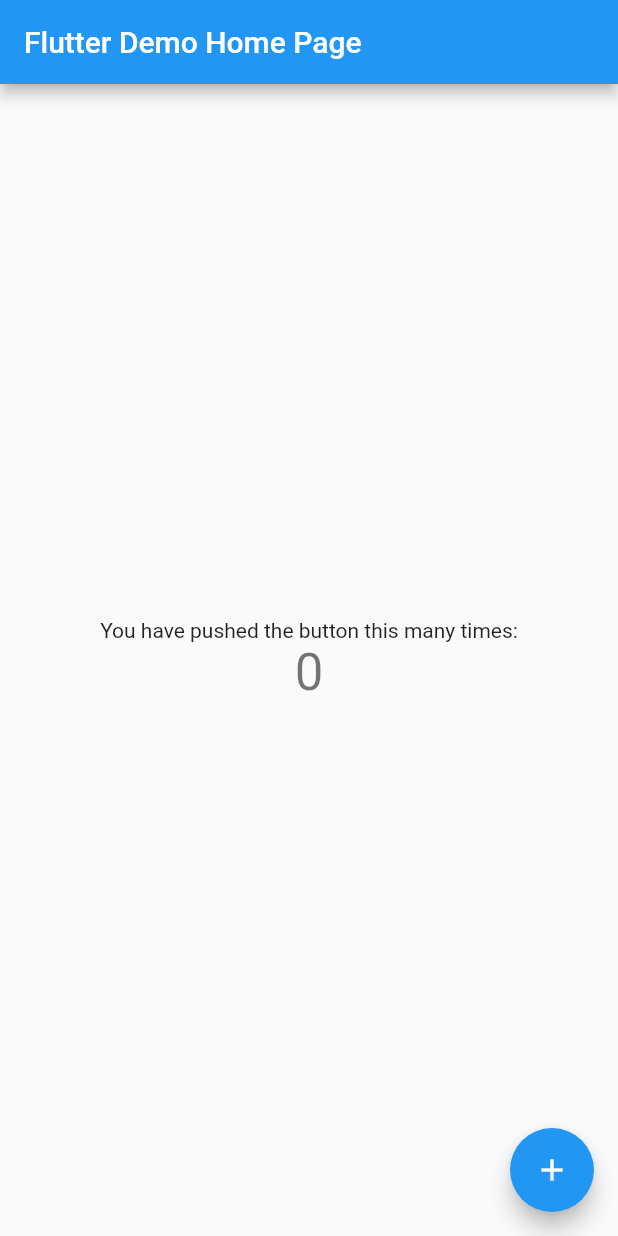
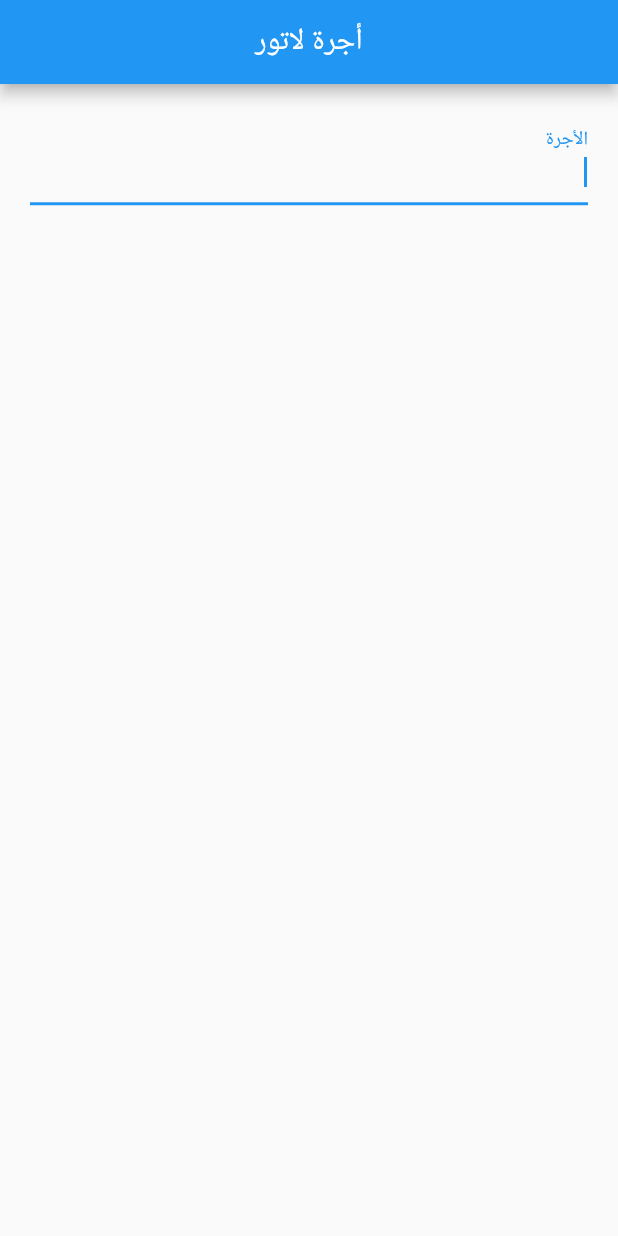
Before and after one commit to IT-Tick/ogralator, a Flutter app: the screen it shows after launch, on a phone screen of 412 x 824 dp. Run offline on Flutter 3.47's test engine with Material 2 defaults, Android fonts, the phone set to English and light mode, and no system bars; our stand-ins replace flutter_redux, redux.

Commit message:
Add fare input

```diff
--- a/lib/main.dart
+++ b/lib/main.dart
@@ -1,8 +1,13 @@
 import 'package:flutter/material.dart';
+import 'package:flutter_localizations/flutter_localizations.dart';
+
 import 'package:flutter_redux/flutter_redux.dart';
 import 'package:redux/redux.dart';
+
 import 'package:ogralator/models/appState.model.dart';
 import 'package:ogralator/reducers/appState.reducer.dart';
+
+import 'package:ogralator/screens/calculator.screen.dart';
 
 void main() {
 
@@ -25,7 +30,15 @@ class OgralatorApp extends StatelessWidget {
       // Widgets will find and use this value as the `Store`.
       store: store,
       child: MaterialApp(
-            title: 'Flutter Demo',
+            localizationsDelegates: [
+                GlobalMaterialLocalizations.delegate,
+                GlobalWidgetsLocalizations.delegate,
+            ],
+            supportedLocales: [
+                Locale("ar", "EG"),
+            ],
+            locale: Locale("ar", "EG"),
+            title: 'أجرة لاتور',
             theme: ThemeData(
                 // This is the theme of your application.
                 //
@@ -38,93 +51,19 @@ class OgralatorApp extends StatelessWidget {
                 // is not restarted.
                 primarySwatch: Colors.blue,
             ),
-            home: MyHomePage(title: 'Flutter Demo Home Page'),
+            initialRoute: '/',
+            routes: {
+                // When navigating to the "/" route, build the FirstScreen widget.
+                '/': (context) => StoreConnector<AppState, Store<AppState>>(
+                  converter: (store) => store,
+                  builder: (context, store) {
+                    return Calculator(
+                        store: store
+                    );
+                  },
+                )
+            },
         )
     );
   }
 }
-
-class MyHomePage extends StatefulWidget {
-  MyHomePage({Key key, this.title}) : super(key: key);
-
-  // This widget is the home page of your application. It is stateful, meaning
-  // that it has a State object (defined below) that contains fields that affect
-  // how it looks.
-
-  // This class is the configuration for the state. It holds the values (in this
-  // case the title) provided by the parent (in this case the App widget) and
-  // used by the build method of the State. Fields in a Widget subclass are
-  // always marked "final".
-
-  final String title;
-
-  @override
-  _MyHomePageState createState() => _MyHomePageState();
-}
-
-class _MyHomePageState extends State<MyHomePage> {
-  int _counter = 0;
-
-  void _incrementCounter() {
-    setState(() {
-      // This call to setState tells the Flutter framework that something has
-      // changed in this State, which causes it to rerun the build method below
-      // so that the display can reflect the updated values. If we changed
-      // _counter without calling setState(), then the build method would not be
-      // called again, and so nothing would appear to happen.
-      _counter++;
-    });
-  }
-
-  @override
-  Widget build(BuildContext context) {
-    // This method is rerun every time setState is called, for instance as done
-    // by the _incrementCounter method above.
-    //
-    // The Flutter framework has been optimized to make rerunning build methods
-    // fast, so that you can just rebuild anything that needs updating rather
-    // than having to individually change instances of widgets.
-    return Scaffold(
-      appBar: AppBar(
-        // Here we take the value from the MyHomePage object that was created by
-        // the App.build method, and use it to set our appbar title.
-        title: Text(widget.title),
-      ),
-      body: Center(
-        // Center is a layout widget. It takes a single child and positions it
-        // in the middle of the parent.
-        child: Column(
-          // Column is also a layout widget. It takes a list of children and
-          // arranges them vertically. By default, it sizes itself to fit its
-          // children horizontally, and tries to be as tall as its parent.
-          //
-          // Invoke "debug painting" (press "p" in the console, choose the
-          // "Toggle Debug Paint" action from the Flutter Inspector in Android
-          // Studio, or the "Toggle Debug Paint" command in Visual Studio Code)
-          // to see the wireframe for each widget.
-          //
-          // Column has various properties to control how it sizes itself and
-          // how it positions its children. Here we use mainAxisAlignment to
-          // center the children vertically; the main axis here is the vertical
-          // axis because Columns are vertical (the cross axis would be
-          // horizontal).
-          mainAxisAlignment: MainAxisAlignment.center,
-          children: <Widget>[
-            Text(
-              'You have pushed the button this many times:',
-            ),
-            Text(
-              '$_counter',
-              style: Theme.of(context).textTheme.display1,
-            ),
-          ],
-        ),
-      ),
-      floatingActionButton: FloatingActionButton(
-        onPressed: _incrementCounter,
-        tooltip: 'Increment',
-        child: Icon(Icons.add),
-      ), // This trailing comma makes auto-formatting nicer for build methods.
-    );
-  }
-}
--- /dev/null
+++ b/lib/screens/calculator.screen.dart
@@ -0,0 +1,55 @@
+
+import 'package:flutter/material.dart';
+import 'package:flutter/services.dart';
+import 'package:redux/redux.dart';
+
+import 'package:ogralator/models/appState.model.dart';
+import 'package:ogralator/utils/regExp.dart';
+
+import 'package:ogralator/actions/fare.actions.dart';
+
+class Calculator extends StatelessWidget {
+
+    final Store<AppState> store;
+    Calculator({Key key, @required this.store}) : super(key: key);
+
+    void _fareChanged (text) {
+        final double newFare = text.isEmpty ? 0 : double.parse(text);
+        store.dispatch(EditFareAction(newFare));
+    }
+
+    @override
+    Widget build(BuildContext context) {
+        // This method is rerun every time setState is called, for instance as done
+        // by the _incrementCounter method above.
+        //
+        // The Flutter framework has been optimized to make rerunning build methods
+        // fast, so that you can just rebuild anything that needs updating rather
+        // than having to individually change instances of widgets.
+        return Scaffold(
+            appBar: AppBar(
+                // Here we take the value from the MyHomePage object that was created by
+                // the App.build method, and use it to set our appbar title.
+                title: Center(child: Text('أجرة لاتور')),
+            ),
+            body: Padding(
+                padding: EdgeInsets.all(20),
+                child: Column(
+                    mainAxisAlignment: MainAxisAlignment.start,
+                    crossAxisAlignment: CrossAxisAlignment.center,
+                    children: <Widget>[
+                        TextField(
+                            decoration: InputDecoration(labelText: "الأجرة"),
+                            keyboardType: TextInputType.number,
+                            autofocus: true,
+                            inputFormatters: <TextInputFormatter>[
+                                WhitelistingTextInputFormatter(doubleRegExp)
+                            ], // Only numbers can be entered
+                            onChanged: _fareChanged
+                        ),
+                    ],
+                ),
+            )
+        );
+    }
+}
--- /dev/null
+++ b/lib/utils/regExp.dart
@@ -0,0 +1 @@
+final RegExp doubleRegExp = RegExp('^([0-9]*[.])?[0-9]*\$');
--- a/pubspec.yaml
+++ b/pubspec.yaml
@@ -20,6 +20,8 @@ dependencies:
   flutter:
     sdk: flutter
   flutter_redux: ^0.6.0
+  flutter_localizations:
+    sdk: flutter
 
   # The following adds the Cupertino Icons font to your application.
   # Use with the CupertinoIcons class for iOS style icons.
```
Also changed, not shown: pubspec.lock.
